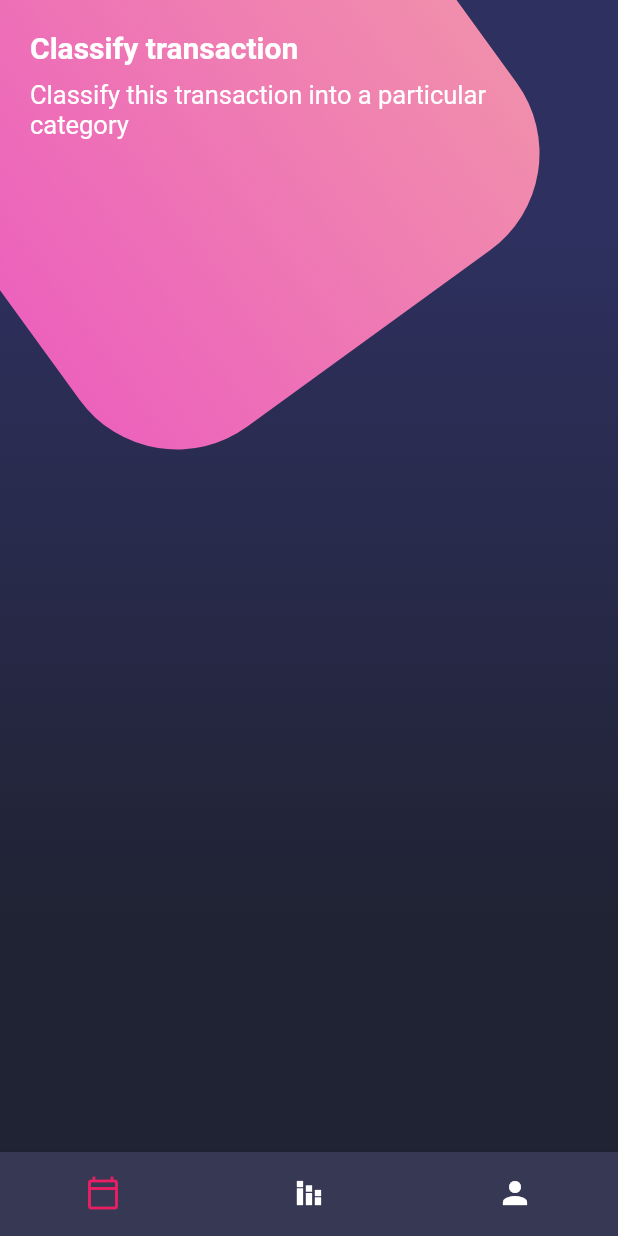
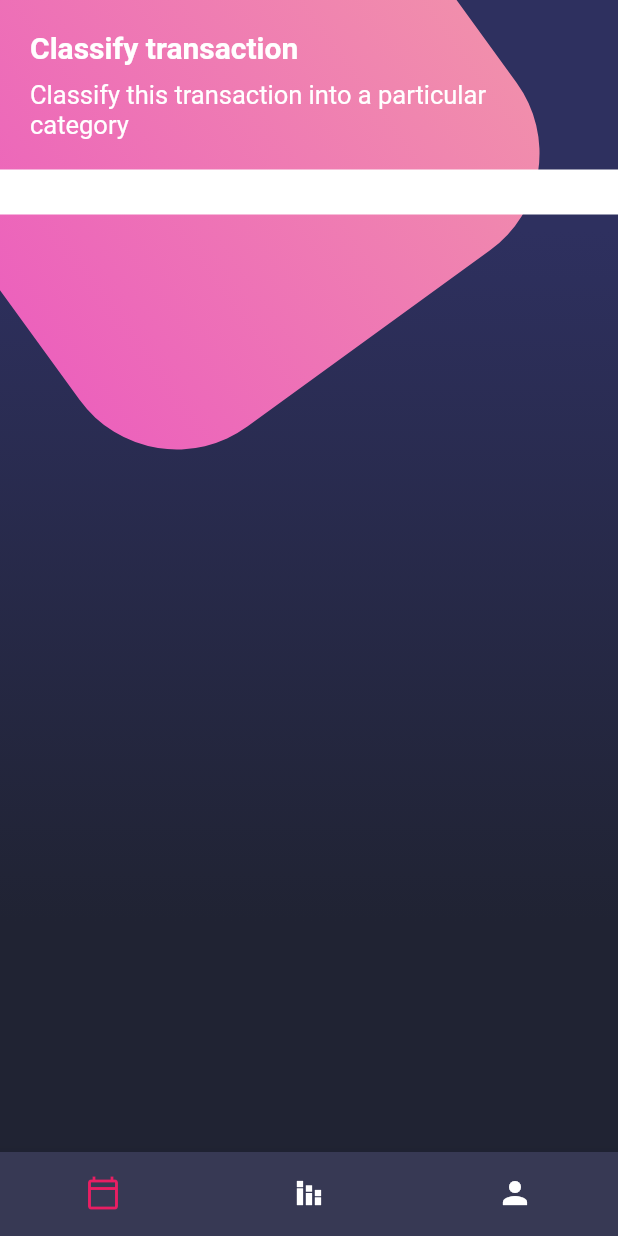
Before and after one commit to danmcode/flutter-projects-course, a Flutter app: the screen it shows after launch, on a phone screen of 412 x 824 dp. Run offline on Flutter 3.47's test engine with Material 2 defaults, Android fonts, the light colour scheme and no system bars; our stand-ins replace card_swiper.

Commit message:
Se agrega el widget card table

```diff
--- /dev/null
+++ b/disenos/lib/src/screens/card_table.dart
@@ -0,0 +1,13 @@
+import 'package:flutter/material.dart';
+
+class CardTable extends StatelessWidget {
+  const CardTable({Key? key}) : super(key: key);
+
+  @override
+  Widget build(BuildContext context) {
+    return Container(
+      height: 30,
+      color: Colors.white,
+    );
+  }
+}
--- a/disenos/lib/src/screens/home_screen.dart
+++ b/disenos/lib/src/screens/home_screen.dart
@@ -1,3 +1,4 @@
+import 'package:disenos/src/screens/screens.dart';
 import 'package:disenos/widgets/widgets.dart';
 import 'package:flutter/material.dart';
 
@@ -33,6 +34,8 @@ class _HomeBody extends StatelessWidget {
         children: const [
           //Titulos
           PageTitle(),
+          //Card Body
+          CardTable(),
         ],
       ),
     );
--- a/disenos/lib/src/screens/screens.dart
+++ b/disenos/lib/src/screens/screens.dart
@@ -1,3 +1,4 @@
 export 'package:disenos/src/screens/basic_design.dart';
 export 'package:disenos/src/screens/scroll_design.dart';
 export 'package:disenos/src/screens/home_screen.dart';
+export 'package:disenos/src/screens/card_table.dart';
```
